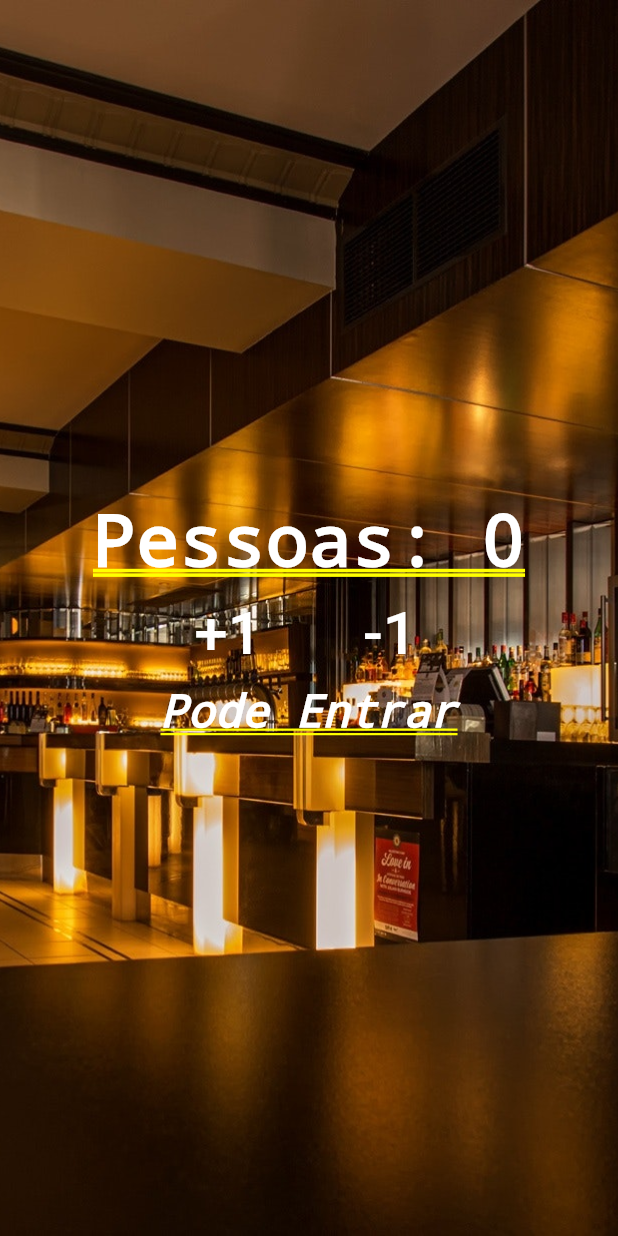
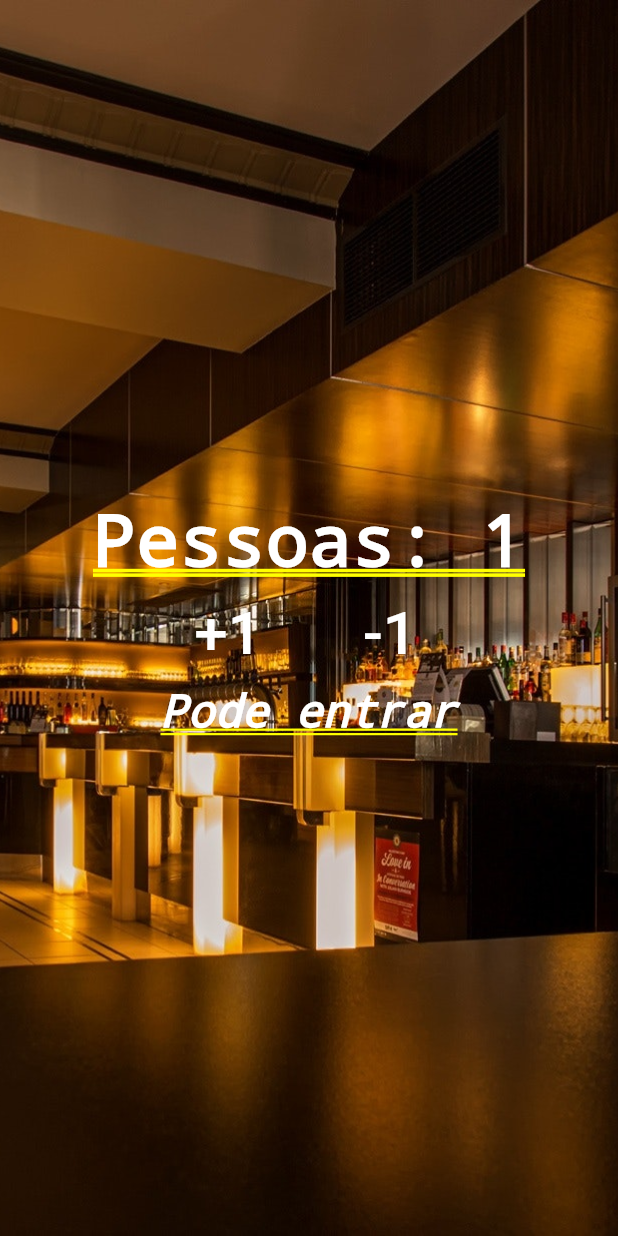
Before and after one commit to allanlucio/peoplecounter, a Flutter app: the screen it shows after launch, after a tap on "+1", on a phone screen of 412 x 824 dp. Run offline on Flutter 3.47's test engine with Material 2 defaults, Android fonts, the phone set to English and light mode, and no system bars.

Commit message:
Add HomeState to refresh screen when button is clicked

```diff
--- a/lib/main.dart
+++ b/lib/main.dart
@@ -1,16 +1,41 @@
 import 'package:flutter/material.dart';
 
 void main() {
-  runApp(MaterialApp(
-      title: "Contador de Pessoas",
-      home: Stack(
+  runApp(MaterialApp(title: "Contador de Pessoas", home: Home()));
+}
+
+class Home extends StatefulWidget {
+  @override
+  _HomeState createState() => _HomeState();
+}
+
+class _HomeState extends State<Home> {
+  int _people = 0;
+  String _infoText="Pode entrar";
+
+  void _changePeople(int delta) {
+    setState(() {
+      _people += delta;
+      if(_people < 0){
+        _infoText = "Mundo Invertido?!";
+      } else if( _people <= 10){
+        _infoText = "Pode entrar";
+      }else{
+        _infoText = "Lotado!";
+      }
+    });
+
+  }
+
+  @override
+  Widget build(BuildContext context) {
+    return Stack(
       children: <Widget>[
-          Image.asset("images/restaurant.jpg",
-              fit: BoxFit.cover, height: 1000.0),
+        Image.asset("images/restaurant.jpg", fit: BoxFit.cover, height: 1000.0),
         Column(
           mainAxisAlignment: MainAxisAlignment.center,
           children: <Widget>[
-              Text("Pessoas: 0",
+            Text("Pessoas: $_people",
                 style: TextStyle(
                     color: Colors.white, fontWeight: FontWeight.bold)),
             Row(
@@ -23,7 +48,10 @@ void main() {
                       "+1",
                       style: TextStyle(fontSize: 40, color: Colors.white),
                     ),
-                      onPressed: () => {},
+                    onPressed: () {
+                      _changePeople(1);
+                      debugPrint("+1");
+                    },
                   ),
                 ),
                 Padding(
@@ -33,12 +61,15 @@ void main() {
                       "-1",
                       style: TextStyle(fontSize: 40, color: Colors.white),
                     ),
-                      onPressed: () => {},
+                    onPressed: () {
+                      _changePeople(-1);
+                      debugPrint("-1");
+                    },
                   ),
                 ),
               ],
             ),
-              Text("Pode Entrar",
+            Text(_infoText,
                 style: TextStyle(
                     color: Colors.white,
                     fontStyle: FontStyle.italic,
@@ -46,5 +77,6 @@ void main() {
           ],
         )
       ],
-      )));
+    );
   }
+}
```
Lines whose indentation alone changed are shown as unchanged.
